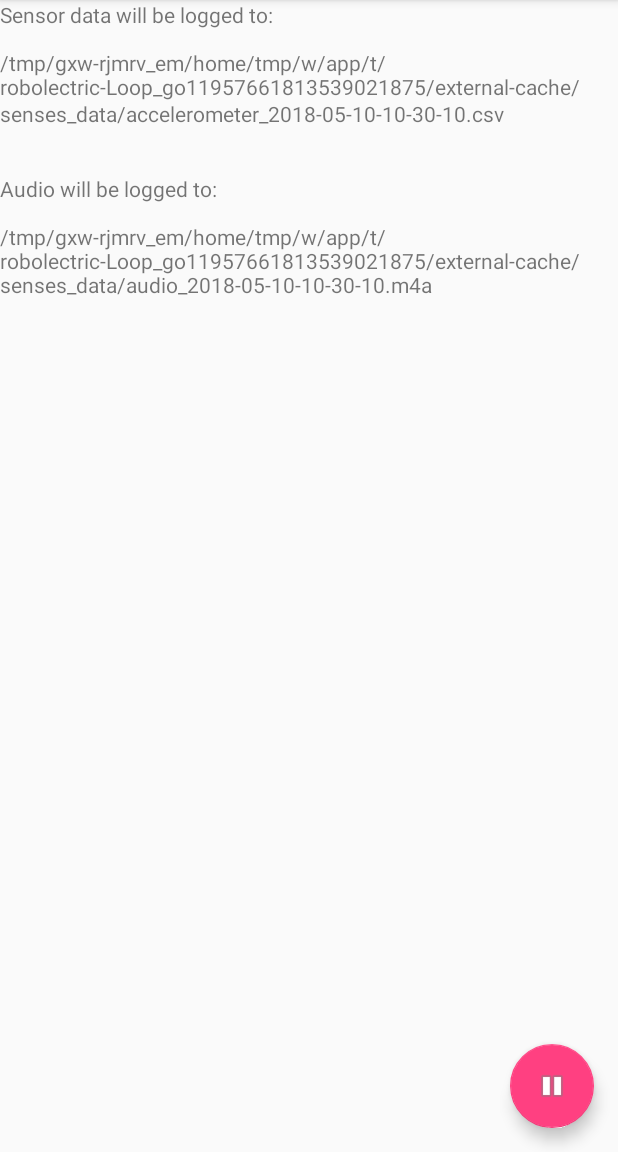
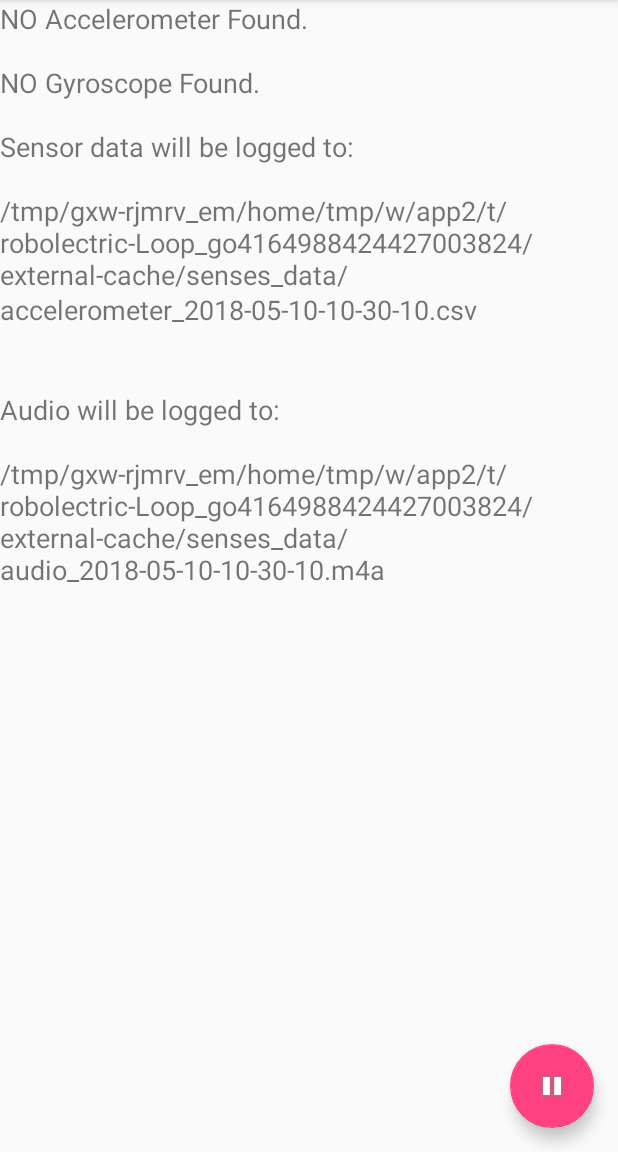
Before and after one commit to dufferzafar/accelphone, an Android app: the screen it shows after launch (MainActivity), in the options menu, after a tap on "Settings", on a phone screen of 412 x 824 dp, the part 84-1236 px from its top. Run offline under Robolectric (Android 15) with nearby library versions, the phone set to English and light mode, and no system bars.

Commit message:
Gyro Detection etc.

```diff
--- a/apk/app/src/main/java/io/zafar/senses/MainActivity.java
+++ b/apk/app/src/main/java/io/zafar/senses/MainActivity.java
@@ -32,7 +32,8 @@ public class MainActivity extends AppCompatActivity {
     final private String lTag = "Senses";
 
     private SensorManager mSensorManager;
-    private Sensor mSensorAccel;
+    private Sensor sensorAcc;
+    private Sensor sensorGyr;
 
     private TextView mStatus;
 
@@ -43,8 +44,8 @@ public class MainActivity extends AppCompatActivity {
     private String sensorLogFolderPath = Environment.getExternalStorageDirectory().getAbsolutePath()
                                          + "/senses_data";
     private File sensorLogFolder;
-    private File sensorLogFile;
-    private PrintWriter sensorWriter;
+    private File accLogFile;
+    private PrintWriter accWriter;
 
     private String audioFilePath;
     private MediaRecorder audioRecorder;
@@ -70,11 +71,41 @@ public class MainActivity extends AppCompatActivity {
         mStatus = findViewById(R.id.status);
 
         // Build a sensor
-        mSensorManager= (SensorManager) getSystemService(SENSOR_SERVICE);
-        mSensorAccel = mSensorManager.getDefaultSensor(Sensor.TYPE_ACCELEROMETER);  // Sensor.TYPE_ALL
+        mSensorManager = (SensorManager) getSystemService(SENSOR_SERVICE);
+        sensorAcc = mSensorManager.getDefaultSensor(Sensor.TYPE_ACCELEROMETER);
+        sensorGyr = mSensorManager.getDefaultSensor(Sensor.TYPE_GYROSCOPE);
+
+        mStatus.setText("");
+
+        if (sensorAcc != null) {
+            mStatus.append(
+                    "Accelerometer Found: " + "\n\n"
+                            + "Name: " + sensorAcc.getName() + "\n"
+                            + "Vendor: " + sensorAcc.getVendor() + "\n"
+                            + "---------------------------------\n\n"
+            );
+        } else {
+            mStatus.append("NO Accelerometer Found. \n\n");
+        }
+
+        if (sensorGyr != null) {
+            mStatus.append(
+                    "Gyroscope Found: " + "\n\n"
+                            + "Name: " + sensorGyr.getName() + "\n"
+                            + "Vendor: " + sensorGyr.getVendor() + "\n"
+                            + "---------------------------------\n\n"
+            );
+        } else {
+            mStatus.append("NO Gyroscope Found. \n\n");
+        }
 
         // Add a FAB
         final FloatingActionButton fab = findViewById(R.id.fab);
+
+        // if (sensorAcc == null || sensorGyr == null) {
+        //     fab.setEnabled(false);
+        // }
+
         fab.setOnClickListener(new View.OnClickListener() {
             @Override
             public void onClick(View view) {
@@ -84,7 +115,7 @@ public class MainActivity extends AppCompatActivity {
                     fab.setImageResource(android.R.drawable.ic_media_play);
 
                     // Stop recording
-                    mSensorManager.unregisterListener(onSensorChange);
+                    mSensorManager.unregisterListener(onAccChange);
 
                     // Show snackbar
                     Snackbar.make(view, "Recording stopped!", Snackbar.LENGTH_LONG)
@@ -102,11 +133,14 @@ public class MainActivity extends AppCompatActivity {
                     setupOutputFiles();
 
                     // Display paths in the main view
-                    mStatus.setText("Sensor data will be logged to: \n\n" + sensorLogFile);
+                    mStatus.append("Sensor data will be logged to: \n\n" + accLogFile);
                     mStatus.append("\n\n\nAudio will be logged to: \n\n" + audioFilePath);
 
                     // Start recording Accelerometer
-                    mSensorManager.registerListener(onSensorChange, mSensorAccel, SensorManager.SENSOR_DELAY_FASTEST);
+                    mSensorManager.registerListener(onAccChange, sensorAcc, SensorManager.SENSOR_DELAY_FASTEST);
+
+                    // // and the Gyroscope
+                    // mSensorManager.registerListener(onAccChange, sensorGyr, SensorManager.SENSOR_DELAY_FASTEST);
 
                     // Start recording Microphone
                     audioRecorder.start();
@@ -138,12 +172,15 @@ public class MainActivity extends AppCompatActivity {
     private void setupOutputFiles() {
 
         try {
-            sensorLogFile = new File(sensorLogFolder, "accelerometer_" + dateFileName.format(new Date()) + ".csv");
-            sensorLogFile.createNewFile();
-            sensorWriter = new PrintWriter(sensorLogFile);
-            Log.d(lTag, "File Created: " + sensorLogFile);
+            accLogFile = new File(sensorLogFolder,
+                    "accelerometer_" + dateFileName.format(new Date()) + ".csv");
+            accLogFile.createNewFile();
+
+            accWriter = new PrintWriter(accLogFile);
+
+            Log.d(lTag, "File Created: " + accLogFile);
         } catch (IOException e) {
-            Log.e(lTag, "Couldn't create file: " + sensorLogFile + "\n Error: " + e.toString());
+            Log.e(lTag, "Couldn't create file: " + accLogFile + "\n Error: " + e.toString());
         }
 
         // Audio Recorder
@@ -211,13 +248,17 @@ public class MainActivity extends AppCompatActivity {
         super.onPause();
 
         // Stop recording
-        mSensorManager.unregisterListener(onSensorChange);
+        mSensorManager.unregisterListener(onAccChange);
 
-        //
-        audioRecorder.stop();
-        audioRecorder.release();
+        // Cleanup!
+        try {
+            audioRecorder.stop();
+            audioRecorder.release();
+            accWriter.flush();
+        } catch (Exception e) {
+            Log.d(lTag, "Bad cleanup");
+        }
 
-        sensorWriter.flush();
         Log.d(lTag, "On Pause - Un-registering Listener");
     }
 
@@ -226,11 +267,10 @@ public class MainActivity extends AppCompatActivity {
 
 
     // This listens for the incoming sensor events
-    private SensorEventListener onSensorChange = new SensorEventListener() {
+    private SensorEventListener onAccChange = new SensorEventListener() {
 
         @Override
         public void onAccuracyChanged(Sensor arg0, int arg1) {
-
         }
 
         @Override
@@ -239,10 +279,13 @@ public class MainActivity extends AppCompatActivity {
             // https://stackoverflow.com/a/9333605/2043048
             long timeInMillis = (new Date()).getTime() + (event.timestamp - System.nanoTime()) / 1000000L;
 
+            // String name = event.sensor.getName();
+            // name + ","
+
             String t = logLineStamp.format(new Date(timeInMillis)) + ", "
                     + event.values[0] + ", " + event.values[1] + ", " + event.values[2];
 
-            sensorWriter.println(t);
+            accWriter.println(t);
 
             // Log.d(lTag, t);
         }
--- a/apk/app/src/main/res/layout/content.xml
+++ b/apk/app/src/main/res/layout/content.xml
@@ -20,6 +20,7 @@
             android:layout_width="fill_parent"
             android:layout_height="fill_parent"
             android:layout_weight="1.0"
-            android:text="Sensor readings will be displayed here" />
+            android:text="Sensor readings will be displayed here"
+            android:textSize="18sp" />
     </ScrollView>
 </android.support.constraint.ConstraintLayout>
```
